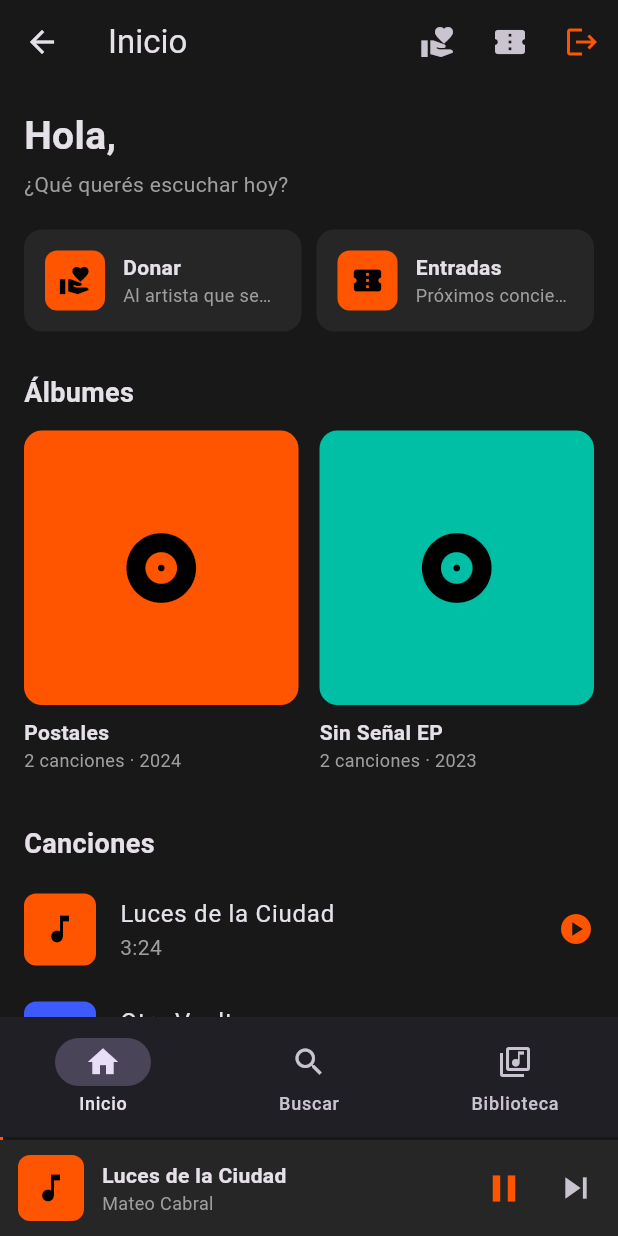
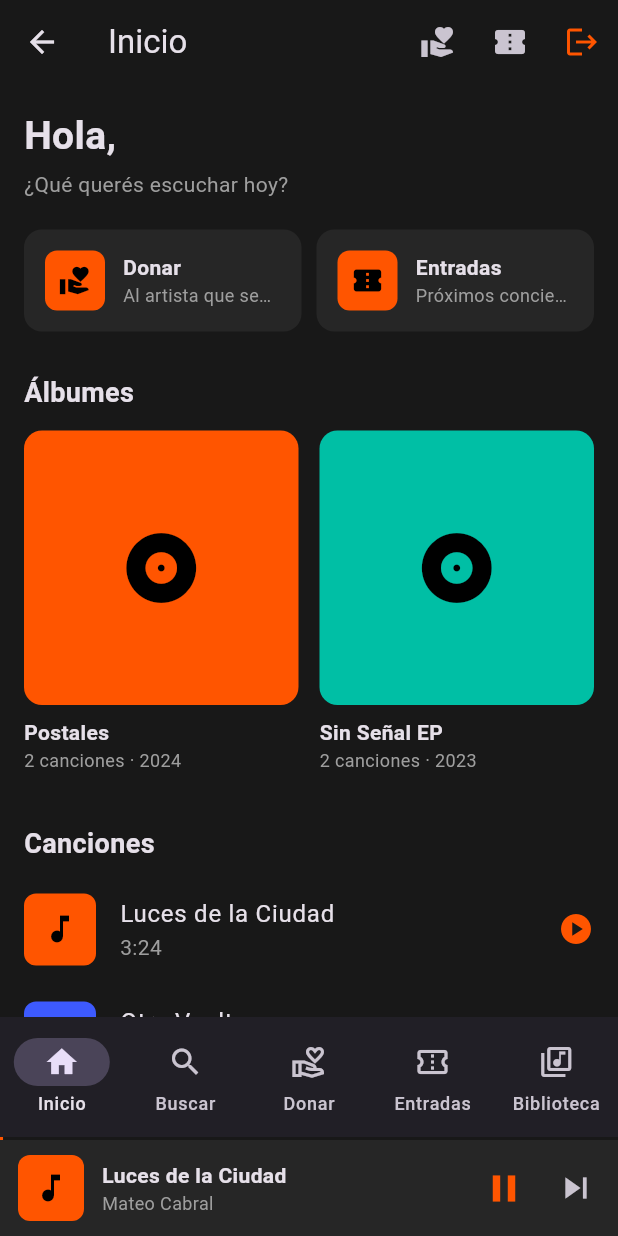
Before and after one commit to dtoconas78-web/Streamtunes, a Flutter app: the OyenteShell screen opened directly, after a tap on "Luces de la Ciudad", on a phone screen of 412 x 824 dp. Run offline on Flutter 3.47's test engine with Material 3 defaults, Android fonts, the phone set to English and light mode, and no system bars; accounts and stored records are empty.

Commit message:
feat: barra inferior del oyente con 5 destinos (Inicio/Buscar/Donar/Entradas/Biblioteca)

```diff
--- a/lib/views/screens/oyente_shell.dart
+++ b/lib/views/screens/oyente_shell.dart
@@ -1,10 +1,13 @@
 import 'package:flutter/material.dart';
 import 'package:streamtunes_demo/views/screens/biblioteca_screen.dart';
 import 'package:streamtunes_demo/views/screens/buscar_screen.dart';
+import 'package:streamtunes_demo/views/screens/comprar_entrada_screen.dart';
+import 'package:streamtunes_demo/views/screens/donar_screen.dart';
 import 'package:streamtunes_demo/views/screens/inicio_oyente_screen.dart';
 
-// Shell del oyente: barra inferior con Inicio / Buscar / Biblioteca.
-// El mini-reproductor queda por encima de todo (viene de main.dart).
+// Shell del oyente: barra inferior con Inicio / Buscar / Donar / Entradas /
+// Biblioteca. Donar y Entradas viven como pestañas (así la barra queda
+// siempre visible). El mini-reproductor queda por encima de todo (main.dart).
 class OyenteShell extends StatefulWidget {
   const OyenteShell({super.key});
 
@@ -18,13 +21,15 @@ class _OyenteShellState extends State<OyenteShell> {
   final List<Widget> _paginas = const [
     InicioOyenteScreen(),
     BuscarScreen(),
+    DonarScreen(),
+    ComprarEntradaScreen(),
     BibliotecaScreen(),
   ];
 
   @override
   Widget build(BuildContext context) {
     return Scaffold(
-      // IndexedStack: las tres pestañas quedan vivas, cambia la visible.
+      // IndexedStack: las cinco pestañas quedan vivas, cambia la visible.
       body: IndexedStack(index: _indice, children: _paginas),
       bottomNavigationBar: NavigationBar(
         selectedIndex: _indice,
@@ -41,6 +46,16 @@ class _OyenteShellState extends State<OyenteShell> {
             label: 'Buscar',
           ),
           NavigationDestination(
+            icon: Icon(Icons.volunteer_activism_outlined),
+            selectedIcon: Icon(Icons.volunteer_activism),
+            label: 'Donar',
+          ),
+          NavigationDestination(
+            icon: Icon(Icons.confirmation_number_outlined),
+            selectedIcon: Icon(Icons.confirmation_number),
+            label: 'Entradas',
+          ),
+          NavigationDestination(
             icon: Icon(Icons.library_music_outlined),
             selectedIcon: Icon(Icons.library_music),
             label: 'Biblioteca',
```
Also changed, not shown: 1 other file.
